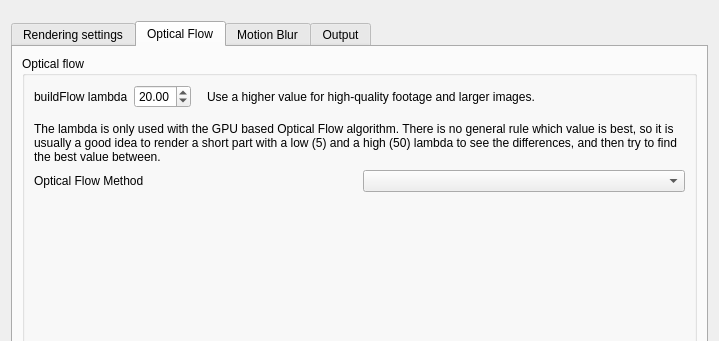
Before: the Qt Designer form src/slowmoVideo/slowmoUI/dialogues/renderingDialog.ui in slowmoVideo/slowmoVideo, drawn with Qt 5; both pictures show x 0 to 719 and y 0 to 341 of the 719 by 544 pixel window.
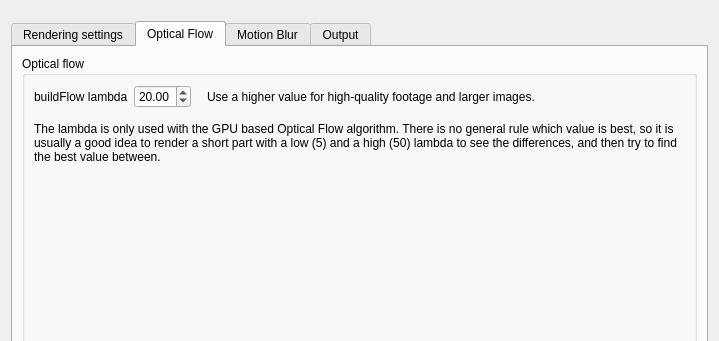
After: the same form once the commit is applied. The open tabs and pages were chosen to show the change.

Commit message: working compilation of workflow "qthread" todo: pass an abstract flow source todo: add qcache to frame

Diff of the .ui file:
```diff
--- a/src/slowmoVideo/slowmoUI/dialogues/renderingDialog.ui
+++ b/src/slowmoVideo/slowmoUI/dialogues/renderingDialog.ui
@@ -451,20 +451,6 @@
             </item>
            </layout>
           </item>
-          <item>
-           <layout class="QHBoxLayout" name="horizontalLayout_11">
-            <item>
-             <widget class="QLabel" name="label_15">
-              <property name="text">
-               <string>Optical Flow Method</string>
-              </property>
-             </widget>
-            </item>
-            <item>
-             <widget class="QComboBox" name="flowMethod"/>
-            </item>
-           </layout>
-          </item>
           <item>
            <spacer name="verticalSpacer_3">
             <property name="orientation">
```
Left out of the diff: 2 changed lines with no effect on the pictures. The commit also changes 5 other files.
